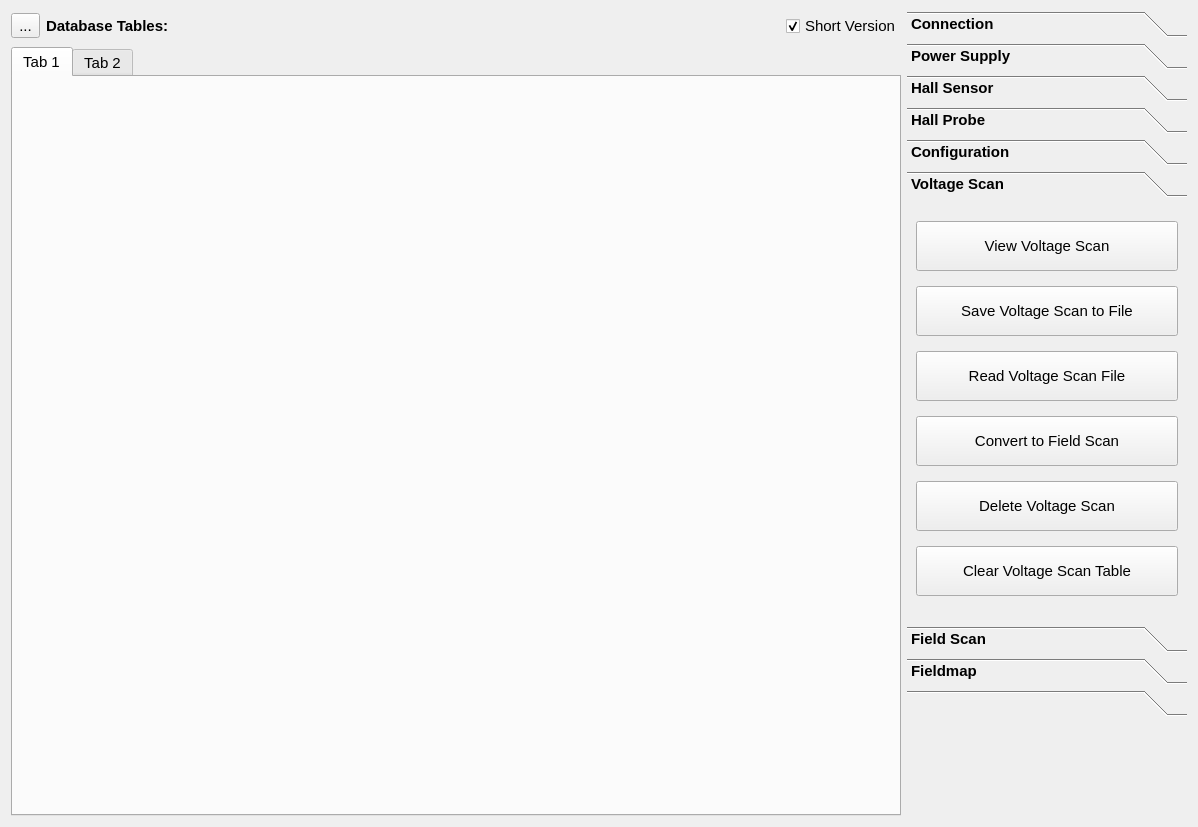
Old version of the form hallbench/gui/ui/databasewidget.ui in the repository lnls-ima/hall-bench-control.
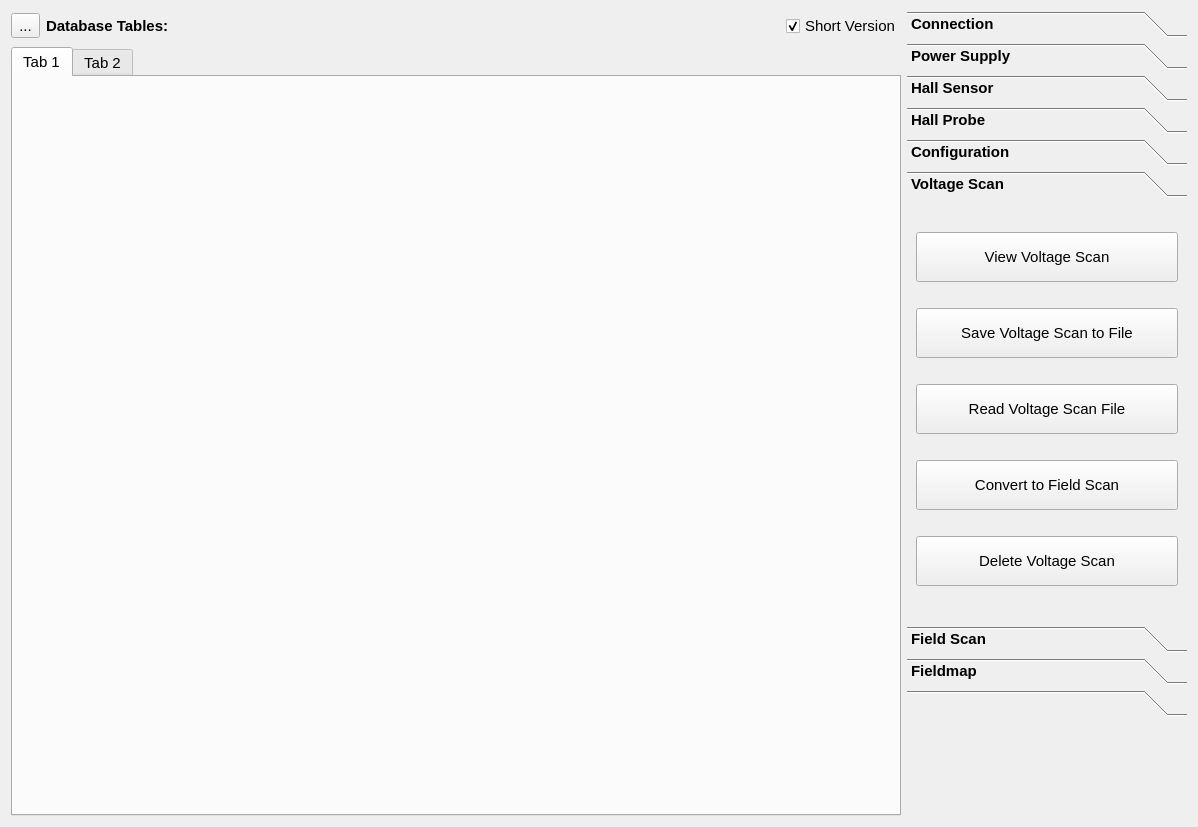
New version of the form. The open tabs and pages were chosen to show the change. Icons and pictures are not drawn.

Commit message: Finish implementation of voltage offset option

Diff of the .ui file:
```diff
--- a/hallbench/gui/ui/databasewidget.ui
+++ b/hallbench/gui/ui/databasewidget.ui
@@ -649,8 +649,8 @@
          <rect>
           <x>0</x>
           <y>0</y>
-          <width>213</width>
-          <height>348</height>
+          <width>280</width>
+          <height>413</height>
          </rect>
         </property>
         <attribute name="label">
@@ -741,35 +741,6 @@
            </property>
           </widget>
          </item>
-         <item row="5" column="0">
-          <widget class="QPushButton" name="clear_voltage_scan_btn">
-           <property name="minimumSize">
-            <size>
-             <width>0</width>
-             <height>50</height>
-            </size>
-           </property>
-           <property name="font">
-            <font>
-             <weight>50</weight>
-             <bold>false</bold>
-            </font>
-           </property>
-           <property name="text">
-            <string>Clear Voltage Scan Table</string>
-           </property>
-           <property name="icon">
-            <iconset>
-             <normaloff>../../resources/img/clear.png</normaloff>../../resources/img/clear.png</iconset>
-           </property>
-           <property name="iconSize">
-            <size>
-             <width>20</width>
-             <height>20</height>
-            </size>
-           </property>
-          </widget>
-         </item>
          <item row="2" column="0">
           <widget class="QPushButton" name="read_voltage_scan_btn">
            <property name="minimumSize">
```
The commit also changes 14 other files.
